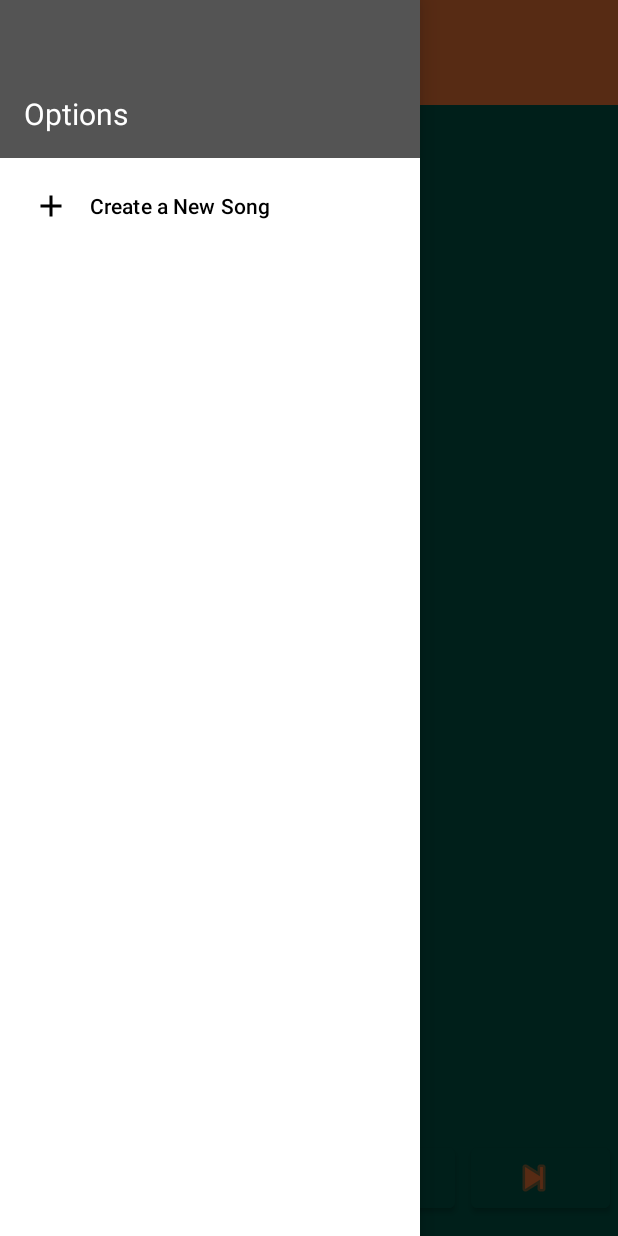
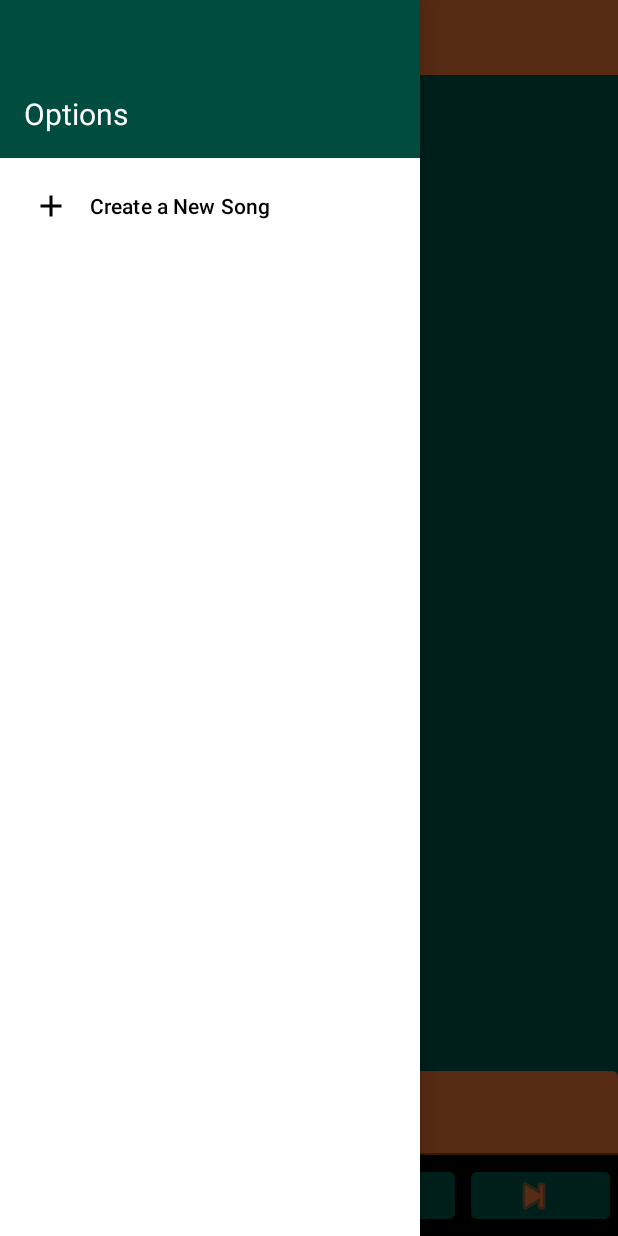
Before and after one commit to Hodjy/AndroidStudio-MediaPlayer, an Android app: the screen it shows after launch (MainActivity), with the side drawer open, on a phone screen of 412 x 824 dp. Run offline under Robolectric (Android 15) with nearby library versions, the phone set to English and light mode, and no system bars.

Commit message:
Fixes and additions

```diff
--- a/app/src/main/java/com/hod/mediaplayer/MainActivity.java
+++ b/app/src/main/java/com/hod/mediaplayer/MainActivity.java
@@ -11,7 +11,9 @@ import androidx.navigation.fragment.NavHostFragment;
 import androidx.recyclerview.widget.RecyclerView;
 
 import android.annotation.SuppressLint;
+import android.content.BroadcastReceiver;
 import android.content.Intent;
+import android.content.IntentFilter;
 import android.os.Bundle;
 import android.view.Gravity;
 import android.view.MenuItem;
@@ -47,12 +49,13 @@ public class MainActivity extends AppCompatActivity
         m_NavigationView = findViewById(R.id.activity_main_navigation_view);
         m_NavHostFragment = (NavHostFragment)getSupportFragmentManager().findFragmentById(R.id.activity_main_nav_host_fragment);
         m_FragmentNavigationController =  m_NavHostFragment.getNavController();
+
         Toolbar toolbar = findViewById(R.id.toolbar);
         setSupportActionBar(toolbar);
 
         ActionBar actionbar = getSupportActionBar();
         actionbar.setDisplayHomeAsUpEnabled(true);
-        actionbar.setHomeAsUpIndicator(R.drawable.ic_baseline_menu_24);
+        //actionbar.setHomeAsUpIndicator(R.drawable.ic_baseline_menu_24);
 
         getSupportFragmentManager().beginTransaction().add(
                 R.id.activity_main_music_controller_RL,
@@ -72,6 +75,7 @@ public class MainActivity extends AppCompatActivity
                 return false;
             }
         });
+
 
 
 
@@ -123,6 +127,7 @@ public class MainActivity extends AppCompatActivity
         {
             SongManager.getInstance().removeSong(i_SongPosition, this);
             i_RecyclerView.getAdapter().notifyItemRemoved(i_SongPosition);
+            onCommandPressed("song_deleted");
         }
         else
         {
--- a/app/src/main/java/com/hod/mediaplayer/fragments/MusicControlFragment.java
+++ b/app/src/main/java/com/hod/mediaplayer/fragments/MusicControlFragment.java
@@ -1,17 +1,24 @@
 package com.hod.mediaplayer.fragments;
 
+import android.content.BroadcastReceiver;
 import android.content.Context;
+import android.content.Intent;
+import android.content.IntentFilter;
 import android.os.Bundle;
 import android.view.LayoutInflater;
 import android.view.View;
 import android.view.ViewGroup;
 import android.widget.Button;
+import android.widget.EditText;
+import android.widget.Toast;
 
 import androidx.annotation.NonNull;
 import androidx.annotation.Nullable;
 import androidx.fragment.app.Fragment;
+import androidx.localbroadcastmanager.content.LocalBroadcastManager;
 
 import com.hod.mediaplayer.R;
+import com.hod.mediaplayer.model.Song;
 
 public class MusicControlFragment extends Fragment
 {
@@ -31,11 +38,25 @@ public class MusicControlFragment extends Fragment
         Button nextBtn = rootView.findViewById(R.id.fragment_music_next_btn);
         Button playBtn = rootView.findViewById(R.id.fragment_music_play_btn);
         Button pauseBtn = rootView.findViewById(R.id.fragment_music_pause_btn);
+        EditText songNameEt = rootView.findViewById(R.id.fragment_music_control_currently_song_name);
+        BroadcastReceiver receiverPlayingSongChanged;
 
         prevBtn.setOnClickListener(v -> m_Callback.onCommandPressed("previous"));
         nextBtn.setOnClickListener(v -> m_Callback.onCommandPressed("next"));
         playBtn.setOnClickListener(v -> m_Callback.onCommandPressed("play"));
         pauseBtn.setOnClickListener(v -> m_Callback.onCommandPressed("pause"));
+
+
+        IntentFilter filterSongChanged = new IntentFilter("com.hod.mediaplayer.songchanged");
+        receiverPlayingSongChanged = new BroadcastReceiver() {
+            @Override
+            public void onReceive(Context context, Intent intent) {
+                Song song = (Song)intent.getSerializableExtra("song");
+                songNameEt.setText(song.getSongName());
+            }
+        };
+
+        LocalBroadcastManager.getInstance(getContext()).registerReceiver(receiverPlayingSongChanged, filterSongChanged);
 
         return rootView;
     }
--- a/app/src/main/java/com/hod/mediaplayer/fragments/SongDisplayFragment.java
+++ b/app/src/main/java/com/hod/mediaplayer/fragments/SongDisplayFragment.java
@@ -55,7 +55,8 @@ public class SongDisplayFragment extends Fragment implements SongRecycleViewAdap
         songRecycleViewAdapter.setListener(this);
 
 
-        ItemTouchHelper.SimpleCallback itemTouchCallback = new ItemTouchHelper.SimpleCallback(ItemTouchHelper.UP|ItemTouchHelper.DOWN, ItemTouchHelper.LEFT | ItemTouchHelper.RIGHT) {
+        ItemTouchHelper.SimpleCallback itemTouchCallback = new ItemTouchHelper.SimpleCallback(ItemTouchHelper.UP|ItemTouchHelper.DOWN,
+                ItemTouchHelper.LEFT | ItemTouchHelper.RIGHT) {
             @Override
             public boolean onMove(@NonNull RecyclerView recyclerView, @NonNull RecyclerView.ViewHolder viewHolder, @NonNull RecyclerView.ViewHolder target)
             {
--- a/app/src/main/res/layout/activity_main.xml
+++ b/app/src/main/res/layout/activity_main.xml
@@ -13,13 +13,18 @@
         android:background="?attr/colorSecondary"
         tools:context=".MainActivity">
 
-        <androidx.appcompat.widget.Toolbar
+        <com.google.android.material.appbar.MaterialToolbar
             android:id="@+id/toolbar"
             android:layout_width="match_parent"
-            android:layout_height="70dp"
+            android:layout_height="50dp"
             android:background="?attr/colorPrimary"
-            android:theme="@style/ThemeOverlay.AppCompat.Dark"
-            tools:ignore="MissingConstraints" />
+            app:title="@string/app_name"
+            app:titleCentered="true"
+            app:titleMarginTop="10dp"
+            android:theme="@style/Theme.MediaPlayer"
+            app:layout_constraintTop_toTopOf="parent"
+            app:navigationIcon="@drawable/ic_baseline_menu_24"
+            app:navigationIconTint="@color/black" />
 
         <androidx.fragment.app.FragmentContainerView
             android:id="@+id/activity_main_nav_host_fragment"
@@ -35,7 +40,7 @@
 
         <RelativeLayout
             android:layout_width="0dp"
-            android:layout_height="70dp"
+            android:layout_height="wrap_content"
             app:layout_constraintLeft_toLeftOf="parent"
             app:layout_constraintRight_toRightOf="parent"
             app:layout_constraintTop_toBottomOf="@+id/activity_main_nav_host_fragment"
--- a/app/src/main/res/layout/fragment_music_control.xml
+++ b/app/src/main/res/layout/fragment_music_control.xml
@@ -1,9 +1,32 @@
 <?xml version="1.0" encoding="utf-8"?>
-<LinearLayout xmlns:android="http://schemas.android.com/apk/res/android"
+<LinearLayout
+    xmlns:android="http://schemas.android.com/apk/res/android"
     xmlns:app="http://schemas.android.com/apk/res-auto"
+    android:layout_width="match_parent"
+    android:layout_height="110dp"
+    android:orientation="vertical">
+
+    <com.google.android.material.textfield.TextInputLayout
+        android:layout_width="match_parent"
+        android:layout_height="wrap_content"
+        android:hint="@string/currently_playing"
+        app:boxBackgroundColor="?attr/colorPrimary">
+
+        <com.google.android.material.textfield.TextInputEditText
+            android:layout_width="match_parent"
+            android:layout_height="wrap_content"
+            android:inputType="none|textNoSuggestions"
+            android:focusable="false"
+            android:id="@+id/fragment_music_control_currently_song_name" />
+    </com.google.android.material.textfield.TextInputLayout>
+
+
+
+    <LinearLayout
         android:orientation="horizontal"
         android:layout_width="match_parent"
-    android:layout_height="match_parent">
+        android:layout_height="wrap_content"
+        android:background="?attr/colorOnPrimary">
 
         <com.google.android.material.button.MaterialButton
             android:layout_width="0dp"
@@ -52,3 +75,4 @@
 
 
     </LinearLayout>
+</LinearLayout>
--- a/app/src/main/res/layout/header_layout.xml
+++ b/app/src/main/res/layout/header_layout.xml
@@ -3,7 +3,7 @@
     xmlns:android="http://schemas.android.com/apk/res/android"
     android:layout_width="match_parent"
     android:layout_height="105dp"
-    android:background="?attr/colorPrimaryVariant"
+    android:background="?attr/colorSecondary"
     android:padding="16dp"
     android:gravity="bottom">
 
@@ -12,7 +12,7 @@
         android:layout_height="wrap_content"
         android:text="@string/header_title"
         android:textSize="20sp"
-        android:textColor="?attr/colorOnPrimary"
+        android:textColor="?attr/colorOnSecondary"
         android:id="@+id/header_title"/>
 
 
--- a/app/src/main/res/layout/song_cell.xml
+++ b/app/src/main/res/layout/song_cell.xml
@@ -24,7 +24,7 @@
             android:layout_width="wrap_content"
             android:layout_height="wrap_content"
             android:layout_alignParentStart="true"
-            android:textColor="?attr/colorOnPrimary"
+            android:textColor="?attr/colorOnSecondary"
             android:layout_margin="10dp"
             android:id="@+id/song_cell_song_name"/>
 
@@ -33,7 +33,7 @@
             android:layout_height="wrap_content"
             android:layout_alignParentStart="true"
             android:layout_below="@+id/song_cell_song_name"
-            android:textColor="?attr/colorOnPrimary"
+            android:textColor="?attr/colorOnSecondary"
             android:layout_margin="10dp"
             android:id="@+id/song_cell_artist_name"/>
 
--- a/app/src/main/res/values-night/themes.xml
+++ b/app/src/main/res/values-night/themes.xml
@@ -2,15 +2,17 @@
     <!-- Base application theme. -->
     <style name="Theme.MediaPlayer" parent="Theme.MaterialComponents.DayNight.NoActionBar">
         <!-- Primary brand color. -->
-        <item name="colorPrimary">@color/purple_200</item>
-        <item name="colorPrimaryVariant">@color/purple_700</item>
+        <item name="colorPrimary">@color/orange</item>
+        <item name="colorPrimaryVariant">@color/black_transparent</item>
         <item name="colorOnPrimary">@color/black</item>
         <!-- Secondary brand color. -->
-        <item name="colorSecondary">@color/teal_200</item>
-        <item name="colorSecondaryVariant">@color/teal_200</item>
-        <item name="colorOnSecondary">@color/black</item>
+        <item name="colorSecondary">@color/dark_green</item>
+        <item name="colorSecondaryVariant">@color/teal_700</item>
+        <item name="colorOnSecondary">@color/white</item>
         <!-- Status bar color. -->
         <item name="android:statusBarColor" tools:targetApi="l">?attr/colorPrimaryVariant</item>
         <!-- Customize your theme here. -->
+        <item name="android:actionButtonStyle">@drawable/ic_baseline_menu_24</item>
+        <item name="actionButtonStyle">@drawable/ic_baseline_menu_24</item>
     </style>
 </resources>
--- a/app/src/main/res/values/strings.xml
+++ b/app/src/main/res/values/strings.xml
@@ -17,4 +17,5 @@
     <string name="welcome">Welcome</string>
     <string name="song_name">Song Name:</string>
     <string name="artist_name">Artist Name:</string>
+    <string name="currently_playing">Currently Playing:</string>
 </resources>
--- a/app/src/main/res/values/themes.xml
+++ b/app/src/main/res/values/themes.xml
@@ -4,7 +4,7 @@
         <!-- Primary brand color. -->
         <item name="colorPrimary">@color/orange</item>
         <item name="colorPrimaryVariant">@color/black_transparent</item>
-        <item name="colorOnPrimary">@color/white</item>
+        <item name="colorOnPrimary">@color/black</item>
         <!-- Secondary brand color. -->
         <item name="colorSecondary">@color/dark_green</item>
         <item name="colorSecondaryVariant">@color/teal_700</item>
@@ -12,5 +12,7 @@
         <!-- Status bar color. -->
         <item name="android:statusBarColor" tools:targetApi="l">?attr/colorPrimaryVariant</item>
         <!-- Customize your theme here. -->
+        <item name="android:actionButtonStyle">@drawable/ic_baseline_menu_24</item>
+        <item name="actionButtonStyle">@drawable/ic_baseline_menu_24</item>
     </style>
 </resources>
```
Also changed, not shown: app/src/main/java/com/hod/mediaplayer/fragments/AddSongFragment.java (+7 -1 lines), app/src/main/java/com/hod/mediaplayer/model/SongManager.java (+9 -0 lines), app/src/main/java/com/hod/mediaplayer/services/MusicPlayerService.java (+31 -1 lines), app/src/main/res/drawable-v24/red_hot_chilli_cant_stop.jpg (added), 3 other files. Lines whose indentation alone changed are shown as unchanged.
